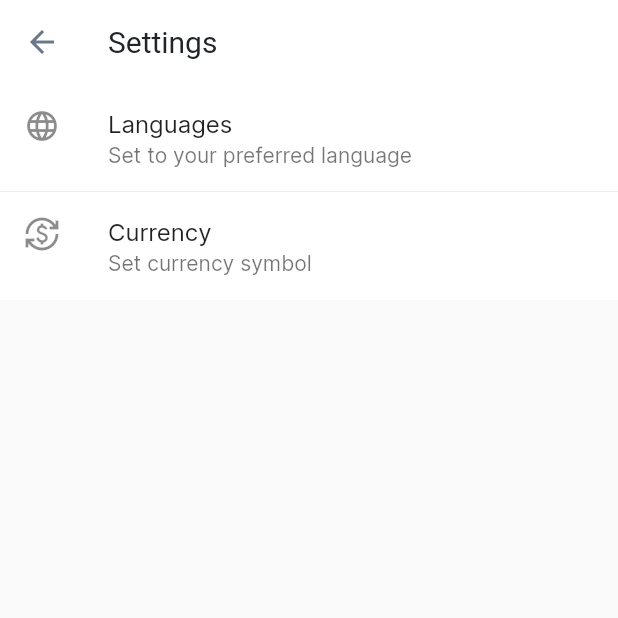
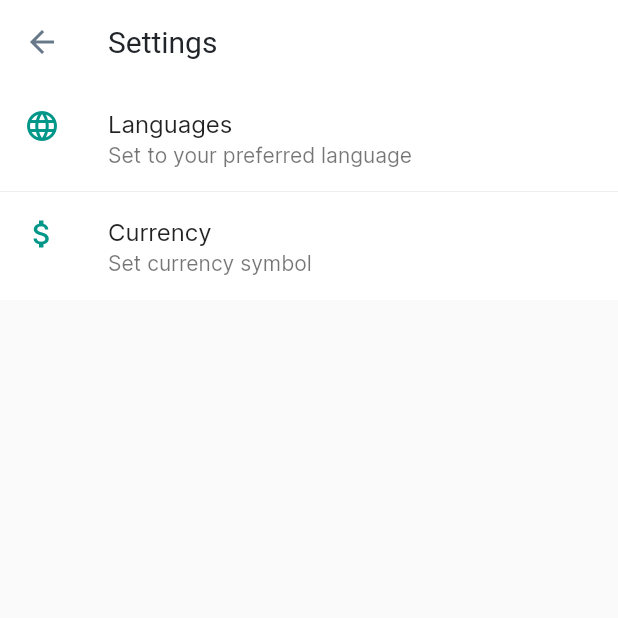
Before and after one commit to mirhasalh/flutter_receipt_app, a Flutter app: the SettingsPage screen opened by its route, on a phone screen of 412 x 824 dp, the top half of it. Run offline on Flutter 3.47's test engine with Material 2 defaults, Android fonts, the phone set to English and light mode, and no system bars; our stand-ins replace flutter_hooks, flutter_speed_dial, flutter_svg, hooks_riverpod, isar, shared_preferences; accounts and stored records are empty; generated files the repository leaves out were written again.

Commit message:
Update settings_page.dart

```diff
--- a/lib/src/page/settings_page.dart
+++ b/lib/src/page/settings_page.dart
@@ -22,7 +22,7 @@ class SettingsPage extends StatelessWidget {
                   LanguageSettingsArgs('${Localizations.localeOf(context)}'),
             ),
             tileColor: Colors.white,
-            leading: const Icon(Icons.language_outlined),
+            leading: const Icon(Icons.language_outlined, color: Colors.teal),
             title: Text(AppLocalizations.of(context)!.languages),
             subtitle: Text(AppLocalizations.of(context)!.languageSubtitle),
           ),
@@ -37,7 +37,7 @@ class SettingsPage extends StatelessWidget {
                   );
             },
             tileColor: Colors.white,
-            leading: const Icon(Icons.currency_exchange),
+            leading: const Icon(Icons.attach_money, color: Colors.teal),
             title: const Text('Currency'),
             subtitle: const Text('Set currency symbol'),
           ),
```
